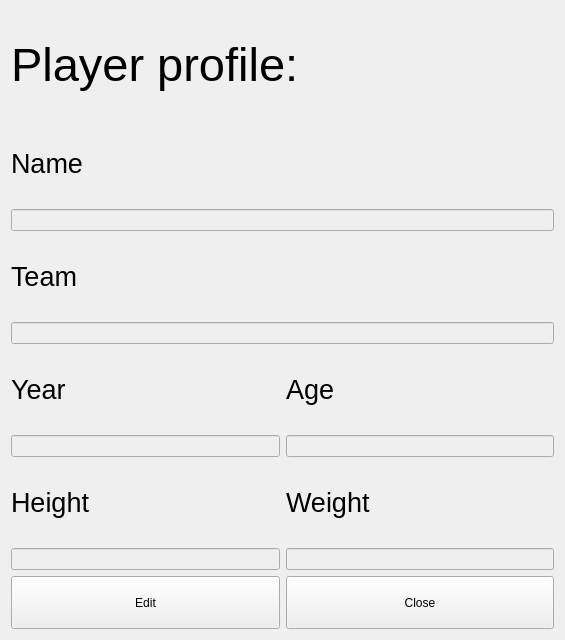
Above: nba_game/player_window.ui from Razorlance/dsba-itop2022-hw before the change. Below: the same form after it.
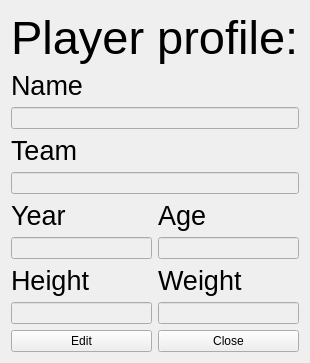
That is the form after the change.

Commit message: Player's window implementation

Diff of the .ui file:
```diff
--- a/nba_game/player_window.ui
+++ b/nba_game/player_window.ui
@@ -2,14 +2,6 @@
 <ui version="4.0">
  <class>player_window</class>
  <widget class="QWidget" name="player_window">
-  <property name="geometry">
-   <rect>
-    <x>0</x>
-    <y>0</y>
-    <width>565</width>
-    <height>640</height>
-   </rect>
-  </property>
   <property name="windowTitle">
    <string>Form</string>
   </property>
```
Left out of the diff: 12 changed lines with no effect on the pictures. The commit also changes 9 other files.
